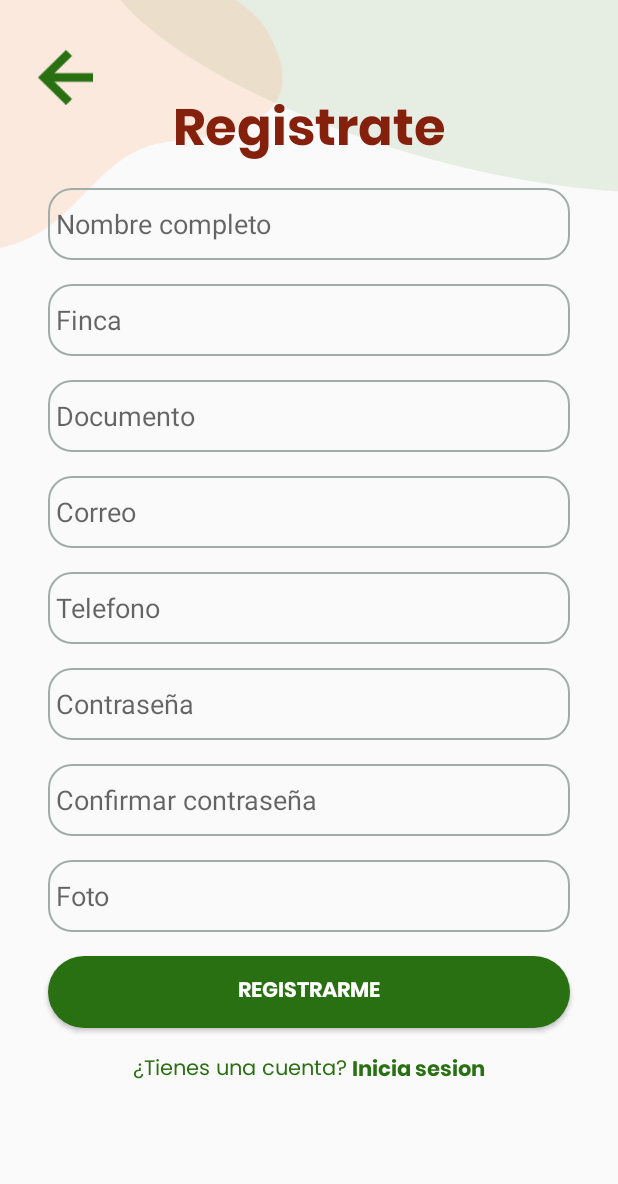
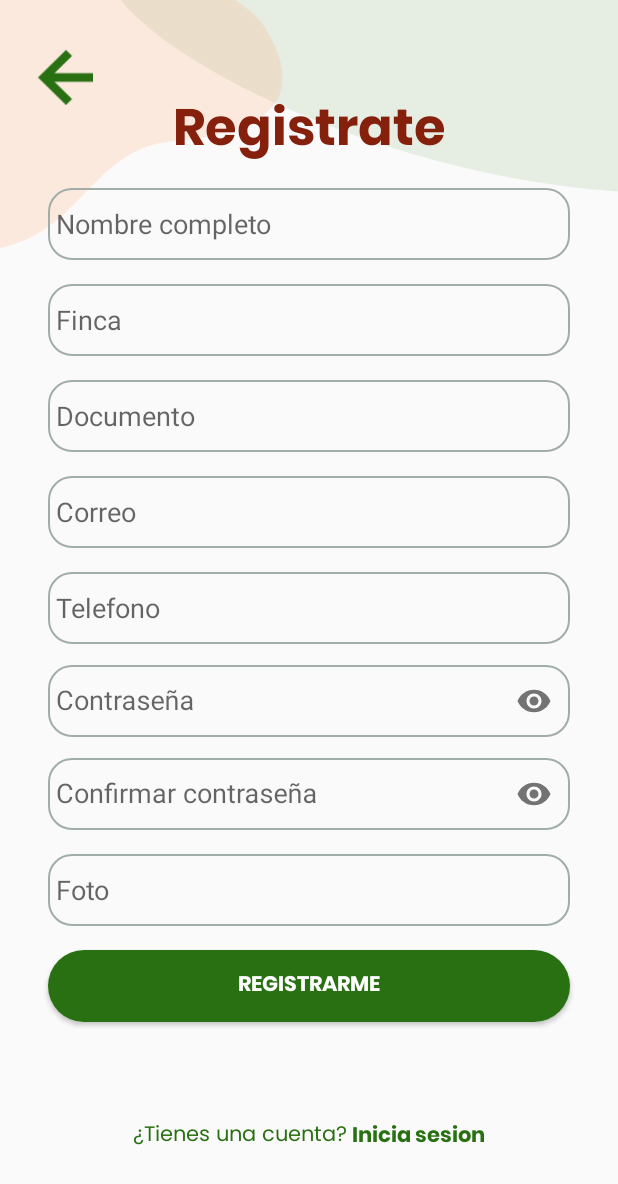
Before and after one commit to JhonSaldarriaga/CoffeeTec-Android, an Android app: the RegistrationActivity screen opened directly, with no data from a screen before it, on a phone screen of 412 x 824 dp. Shown: the top 1184 px of the screen. Run offline under Robolectric (Android 15) with nearby library versions, the phone set to English and light mode, and no system bars; our stand-ins replace Firebase (no records; nobody signed in at launch, a user with empty details on screens opened directly).

Commit message:
PasswordToggle

```diff
--- a/app/src/main/java/com/example/coffetec/LoginActivity.kt
+++ b/app/src/main/java/com/example/coffetec/LoginActivity.kt
@@ -19,10 +19,10 @@ class LoginActivity : AppCompatActivity() {
         setContentView(binding.root)
 
         binding.signInBtn.setOnClickListener{
-            if(binding.emailSignInET.text.toString() != "" && binding.passwordSignInET.text.toString() != ""){
+            if(binding.emailSignInET.text.toString() != "" && binding.passwordSignInET.editText!!.text.toString() != ""){
                 Firebase.auth.signInWithEmailAndPassword(
                     binding.emailSignInET.text.toString(),
-                    binding.passwordSignInET.text.toString()
+                    binding.passwordSignInET.editText!!.text.toString()
                 ).addOnSuccessListener {
                     startActivity(Intent(this,HomeActivity::class.java))
                     finish()
--- a/app/src/main/java/com/example/coffetec/RegistrationActivity.kt
+++ b/app/src/main/java/com/example/coffetec/RegistrationActivity.kt
@@ -20,11 +20,11 @@ class RegistrationActivity : AppCompatActivity() {
 
         binding.signUpBtn.setOnClickListener {
             val email = binding.emailSignUpET.text.toString()
-            val pass = binding.passwordSignUpET.text.toString()
+            val pass = binding.passwordSignUpET.editText!!.text.toString()
             if(binding.nameET.text.toString() != "" && binding.houseCampET.text.toString() != "" && binding.documentET.text.toString() != ""
-                && email != "" && binding.phoneET.text.toString() != "" && pass != "" && binding.passwordConfirmET.text.toString() != ""){
+                && email != "" && binding.phoneET.text.toString() != "" && pass != "" && binding.passwordConfirmET.editText!!.text.toString() != ""){
 
-                if(pass == binding.passwordConfirmET.text.toString()){
+                if(pass == binding.passwordConfirmET.editText!!.text.toString()){
                     Firebase.auth.createUserWithEmailAndPassword(email, pass).addOnSuccessListener {
                         Toast.makeText(this, "Cuenta creada exitosamente", Toast.LENGTH_LONG).show()
                     }.addOnFailureListener {
--- a/app/src/main/res/layout/activity_registration.xml
+++ b/app/src/main/res/layout/activity_registration.xml
@@ -150,36 +150,55 @@
         app:layout_constraintStart_toStartOf="@+id/emailSignUpET"
         app:layout_constraintTop_toBottomOf="@+id/emailSignUpET" />
 
-    <EditText
+    <com.google.android.material.textfield.TextInputLayout
         android:id="@+id/passwordSignUpET"
         android:layout_width="0dp"
         android:layout_height="wrap_content"
-        android:layout_marginTop="16dp"
-        android:background="@drawable/background_input"
+        android:layout_marginTop="3dp"
         android:ems="10"
         android:hint="@string/contraseña"
         android:inputType="textPassword"
-        android:minHeight="48dp"
-        android:paddingStart="5dp"
         android:password="true"
         app:layout_constraintEnd_toEndOf="@+id/phoneET"
         app:layout_constraintStart_toStartOf="@+id/phoneET"
-        app:layout_constraintTop_toBottomOf="@+id/phoneET" />
+        app:layout_constraintTop_toBottomOf="@+id/phoneET"
+        app:passwordToggleEnabled="true">
 
-    <EditText
+        <com.google.android.material.textfield.TextInputEditText
+            android:layout_width="match_parent"
+            android:layout_height="match_parent"
+            android:background="@drawable/background_input"
+            android:hint="@string/contraseña"
+            android:padding="5dp"
+            android:password="true"
+            android:textColor="@color/white"
+            android:textColorHint="#99FFFFFF" />
+    </com.google.android.material.textfield.TextInputLayout>
+
+    <com.google.android.material.textfield.TextInputLayout
         android:id="@+id/passwordConfirmET"
         android:layout_width="0dp"
         android:layout_height="wrap_content"
-        android:layout_marginTop="16dp"
-        android:background="@drawable/background_input"
+        android:layout_marginTop="3dp"
         android:ems="10"
         android:hint="@string/confirm"
         android:inputType="textPersonName"
         android:minHeight="48dp"
-        android:paddingStart="5dp"
+        android:password="true"
         app:layout_constraintEnd_toEndOf="@+id/passwordSignUpET"
         app:layout_constraintStart_toStartOf="@+id/passwordSignUpET"
-        app:layout_constraintTop_toBottomOf="@+id/passwordSignUpET" />
+        app:layout_constraintTop_toBottomOf="@+id/passwordSignUpET"
+        app:passwordToggleEnabled="true">
+
+        <com.google.android.material.textfield.TextInputEditText
+            android:layout_width="match_parent"
+            android:layout_height="match_parent"
+            android:background="@drawable/background_input"
+            android:padding="5dp"
+            android:password="true"
+            android:textColor="@color/white"
+            android:textColorHint="#99FFFFFF" />
+    </com.google.android.material.textfield.TextInputLayout>
 
     <TextView
         android:id="@+id/textView9"
@@ -187,9 +206,11 @@
         android:layout_height="wrap_content"
         android:layout_marginStart="54dp"
         android:layout_marginTop="16dp"
+        android:layout_marginBottom="7dp"
         android:fontFamily="@font/poppins"
         android:text="@string/cuenta"
         android:textColor="@color/green"
+        app:layout_constraintBottom_toBottomOf="parent"
         app:layout_constraintEnd_toStartOf="@+id/signInTxt"
         app:layout_constraintHorizontal_bias="0.5"
         app:layout_constraintStart_toStartOf="@+id/signUpBtn"
```
Also changed, not shown: app/src/main/res/layout/activity_login.xml (+13 -5 lines).
